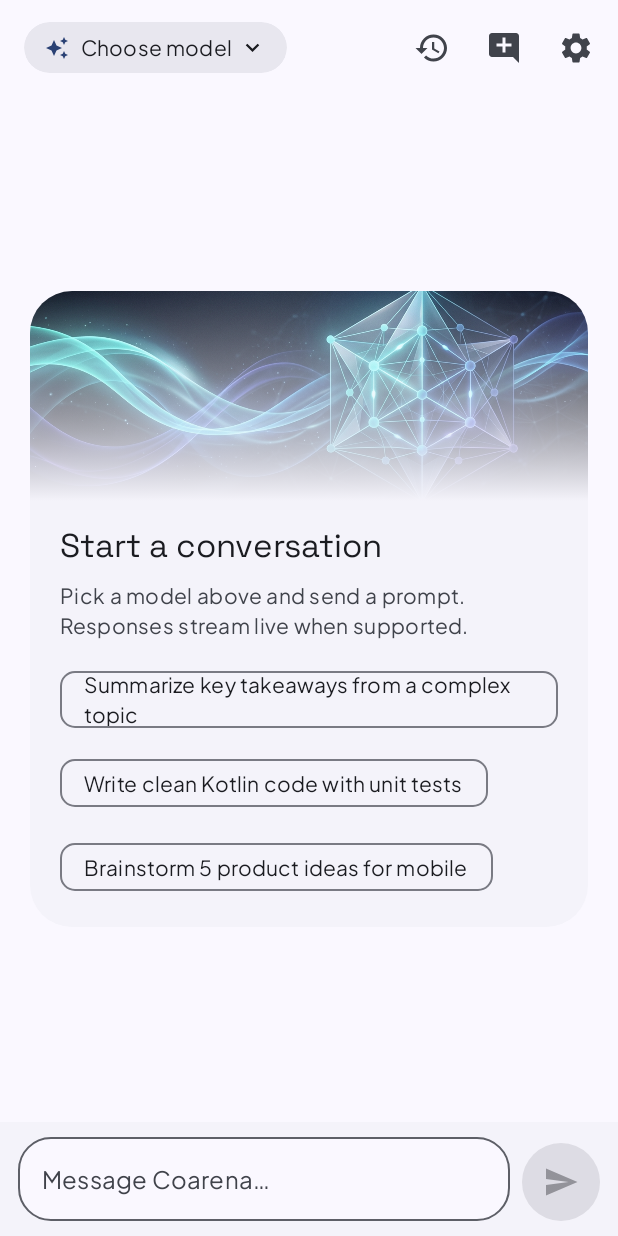
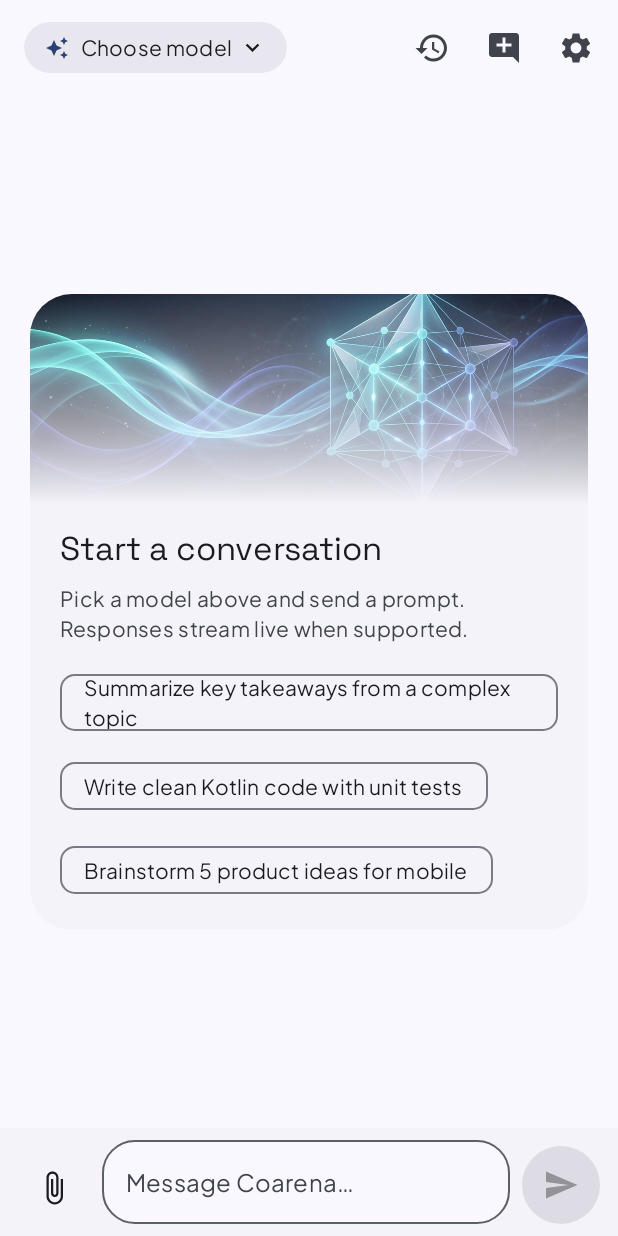
Before and after one commit to m4x1mu512/ArenaAI, an Android app built with Jetpack Compose: the ChatScreen screen opened through its navigation route, on a phone screen of 412 x 824 dp. Run offline under Robolectric (Android 15) with nearby library versions, the phone set to English and light mode, and no system bars; our stand-ins replace Dagger/Hilt's generated code, Room's generated code; pictures from the network do not load.

Commit message:
Add image picker, attachment previews and chat image rendering

```diff
--- a/app/src/main/java/com/example/ui/chat/ChatScreen.kt
+++ b/app/src/main/java/com/example/ui/chat/ChatScreen.kt
@@ -1,5 +1,9 @@
 package com.example.ui.chat
 
+import android.net.Uri
+import androidx.activity.compose.rememberLauncherForActivityResult
+import androidx.activity.result.PickVisualMediaRequest
+import androidx.activity.result.contract.ActivityResultContracts
 import androidx.compose.foundation.Image
 import androidx.compose.foundation.background
 import androidx.compose.foundation.border
@@ -8,6 +12,7 @@ import androidx.compose.foundation.layout.Arrangement
 import androidx.compose.foundation.layout.Box
 import androidx.compose.foundation.layout.BoxWithConstraints
 import androidx.compose.foundation.layout.Column
+import androidx.compose.foundation.layout.PaddingValues
 import androidx.compose.foundation.layout.ExperimentalLayoutApi
 import androidx.compose.foundation.layout.FlowRow
 import androidx.compose.foundation.layout.PaddingValues
@@ -26,6 +31,7 @@ import androidx.compose.foundation.layout.statusBars
 import androidx.compose.foundation.layout.width
 import androidx.compose.foundation.layout.widthIn
 import androidx.compose.foundation.lazy.LazyColumn
+import androidx.compose.foundation.lazy.LazyRow
 import androidx.compose.foundation.lazy.items
 import androidx.compose.foundation.lazy.rememberLazyListState
 import androidx.compose.foundation.shape.RoundedCornerShape
@@ -33,6 +39,8 @@ import androidx.compose.foundation.text.selection.SelectionContainer
 import androidx.compose.material.icons.Icons
 import androidx.compose.material.icons.automirrored.filled.Send
 import androidx.compose.material.icons.filled.AddComment
+import androidx.compose.material.icons.filled.AttachFile
+import androidx.compose.material.icons.filled.Close
 import androidx.compose.material.icons.filled.AutoAwesome
 import androidx.compose.material.icons.filled.ContentCopy
 import androidx.compose.material.icons.filled.ExpandMore
@@ -84,10 +92,13 @@ import androidx.hilt.navigation.compose.hiltViewModel
 import androidx.lifecycle.compose.collectAsStateWithLifecycle
 import com.example.R
 import com.example.domain.model.AppError
+import com.example.domain.model.ChatAttachment
 import com.example.domain.model.ChatMessage
 import com.example.domain.model.MessageRole
 import com.example.ui.components.ErrorBannerCard
+import coil.compose.AsyncImage
 import kotlinx.coroutines.launch
+import java.io.File
 import java.text.DateFormat
 import java.util.Date
 
@@ -101,10 +112,16 @@ fun ChatScreen(
 ) {
     val uiState by viewModel.uiState.collectAsStateWithLifecycle()
     val systemPrompt = stringResource(R.string.chat_default_system_prompt)
+    val imagePicker = rememberLauncherForActivityResult(
+        contract = ActivityResultContracts.PickMultipleVisualMedia(maxItems = 8),
+        onResult = viewModel::addImages,
+    )
 
     ChatScreenContent(
         uiState = uiState,
         onInputTextChange = viewModel::onInputTextChange,
+        onPickImages = { imagePicker.launch(PickVisualMediaRequest(ActivityResultContracts.PickVisualMedia.ImageOnly)) },
+        onRemovePendingImage = viewModel::removePendingImage,
         onSendMessage = { override -> viewModel.sendMessage(systemPrompt, override) },
         onStopGeneration = viewModel::stopGeneration,
         onSelectModel = viewModel::selectModel,
@@ -129,6 +146,8 @@ fun ChatScreen(
 fun ChatScreenContent(
     uiState: ChatUiState,
     onInputTextChange: (String) -> Unit,
+    onPickImages: () -> Unit = {},
+    onRemovePendingImage: (String) -> Unit = {},
     onSendMessage: (String?) -> Unit,
     onStopGeneration: () -> Unit,
     onSelectModel: (String) -> Unit,
@@ -277,18 +296,50 @@ fun ChatScreenContent(
                             .navigationBarsPadding()
                             .imePadding(),
                     ) {
-                        Box(
-                            modifier = Modifier.fillMaxWidth(),
-                            contentAlignment = Alignment.Center,
+                        Column(
+                            modifier = Modifier
+                                .widthIn(max = 820.dp)
+                                .fillMaxWidth()
+                                .padding(horizontal = 12.dp, vertical = 8.dp),
                         ) {
+                            if (uiState.pendingAttachments.isNotEmpty()) {
+                                LazyRow(
+                                    contentPadding = PaddingValues(bottom = 8.dp),
+                                    horizontalArrangement = Arrangement.spacedBy(8.dp),
+                                ) {
+                                    items(uiState.pendingAttachments, key = { it.id }) { attachment ->
+                                        Box(modifier = Modifier.size(76.dp)) {
+                                            AsyncImage(
+                                                model = File(attachment.localPath),
+                                                contentDescription = attachment.fileName ?: "Attached image",
+                                                contentScale = ContentScale.Crop,
+                                                modifier = Modifier.fillMaxSize().clip(RoundedCornerShape(12.dp)),
+                                            )
+                                            IconButton(
+                                                onClick = { onRemovePendingImage(attachment.id) },
+                                                modifier = Modifier.align(Alignment.TopEnd).size(26.dp)
+                                                    .background(MaterialTheme.colorScheme.surface.copy(alpha = 0.9f), RoundedCornerShape(50)),
+                                            ) {
+                                                Icon(Icons.Filled.Close, contentDescription = "Remove image", modifier = Modifier.size(16.dp))
+                                            }
+                                        }
+                                    }
+                                }
+                            }
                             Row(
-                                modifier = Modifier
-                                    .widthIn(max = 820.dp)
-                                    .fillMaxWidth()
-                                    .padding(horizontal = 12.dp, vertical = 10.dp),
+                                modifier = Modifier.fillMaxWidth(),
                                 verticalAlignment = Alignment.Bottom,
                                 horizontalArrangement = Arrangement.spacedBy(8.dp),
                             ) {
+                                if (!uiState.isSending) {
+                                    IconButton(
+                                        onClick = onPickImages,
+                                        enabled = uiState.pendingAttachments.size < 8,
+                                        modifier = Modifier.size(48.dp).testTag("attach_image_button"),
+                                    ) {
+                                        Icon(Icons.Filled.AttachFile, contentDescription = "Attach images")
+                                    }
+                                }
                                 OutlinedTextField(
                                     value = uiState.inputText,
                                     onValueChange = onInputTextChange,
@@ -334,7 +385,7 @@ fun ChatScreenContent(
                                                 onSendMessage(null)
                                             }
                                         },
-                                        enabled = uiState.inputText.isNotBlank(),
+                                        enabled = uiState.inputText.isNotBlank() || uiState.pendingAttachments.isNotEmpty(),
                                         modifier = Modifier
                                             .size(52.dp)
                                             .testTag("send_message_button"),
@@ -662,7 +713,24 @@ private fun ChatMessageBubble(
 
             Spacer(modifier = Modifier.height(6.dp))
 
-            SelectionContainer {
+            if (message.attachments.isNotEmpty()) {
+                FlowRow(
+                    horizontalArrangement = Arrangement.spacedBy(8.dp),
+                    verticalArrangement = Arrangement.spacedBy(8.dp),
+                ) {
+                    message.attachments.forEach { attachment ->
+                        AsyncImage(
+                            model = File(attachment.localPath),
+                            contentDescription = attachment.fileName ?: "Attached image",
+                            contentScale = ContentScale.Crop,
+                            modifier = Modifier.size(176.dp).clip(RoundedCornerShape(12.dp)),
+                        )
+                    }
+                }
+                Spacer(modifier = Modifier.height(8.dp))
+            }
+
+            if (message.content.isNotBlank() || message.isStreaming) SelectionContainer {
                 Text(
                     text = if (message.content.isEmpty() && message.isStreaming) {
                         stringResource(R.string.chat_streaming_indicator)
```
